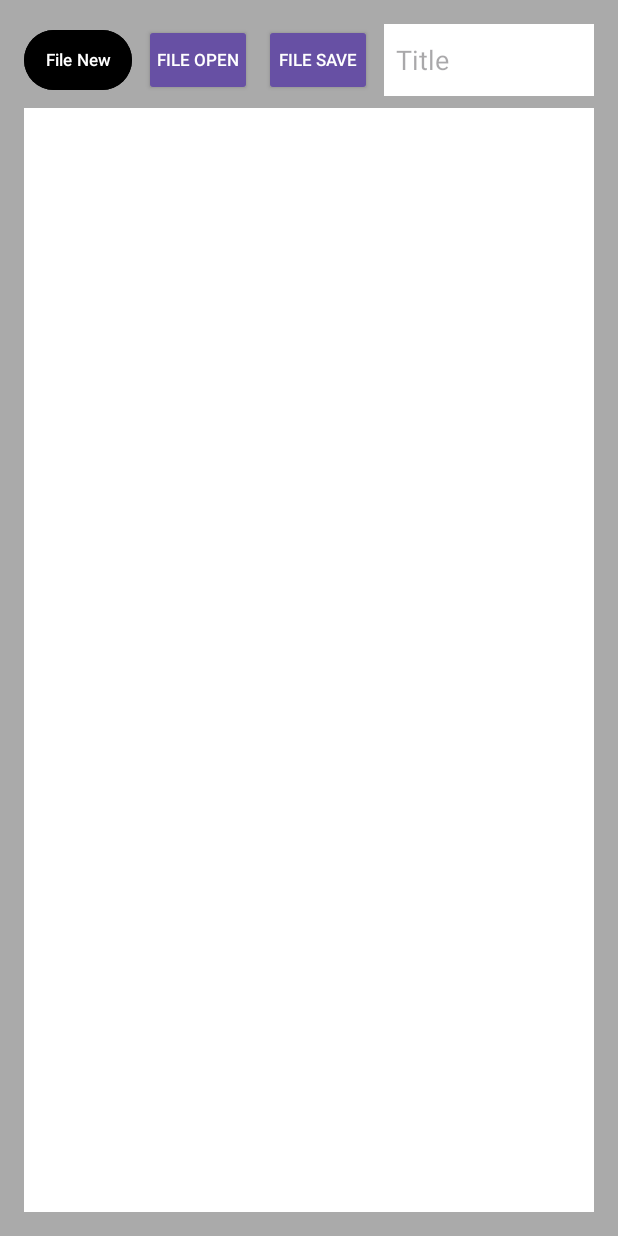
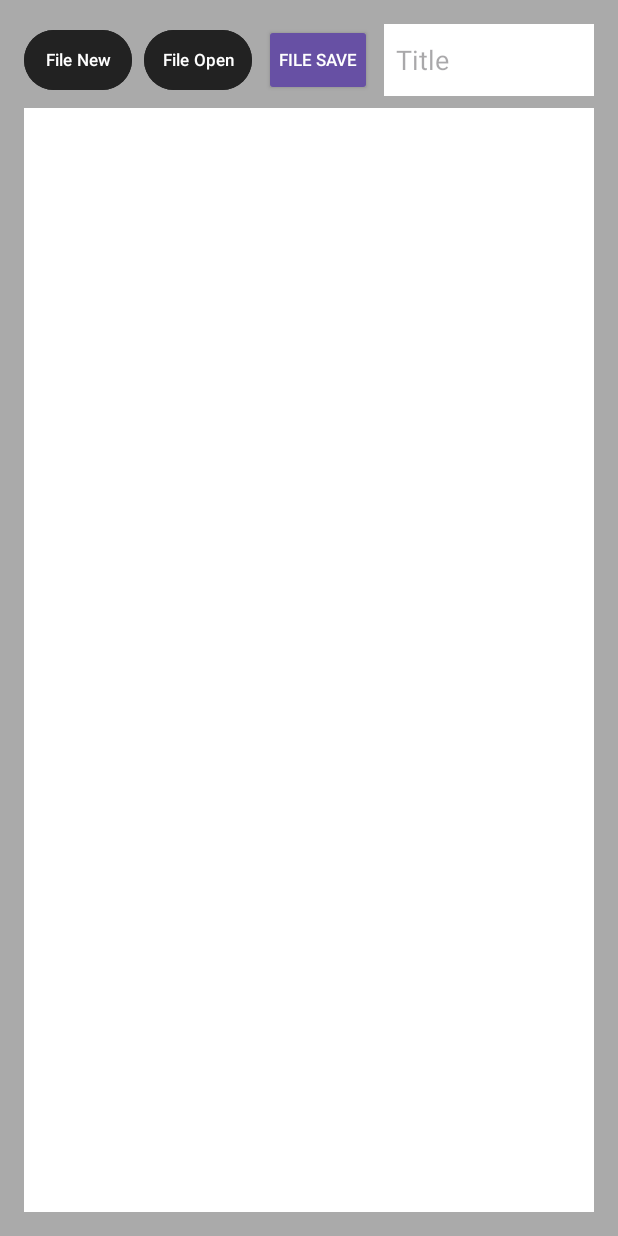
Before and after one commit to gilangnr/notepad-app, an Android app: the screen it shows after launch (MainActivity), on a phone screen of 412 x 824 dp. Run offline under Robolectric (Android 15) with nearby library versions, the phone set to English and light mode, and no system bars.

Commit message:
update layout

```diff
--- a/app/src/main/res/layout/activity_main.xml
+++ b/app/src/main/res/layout/activity_main.xml
@@ -36,16 +36,16 @@
             android:textSize="11sp"
             android:padding="0dp"
             android:layout_marginBottom="@dimen/tiny_margin"
-            android:backgroundTint="@color/black"
+            android:backgroundTint="#222222"
             android:text="@string/file_new"/>
 
         <Button
             android:id="@+id/button_open"
-            style="@style/Widget.AppCompat.Button.Colored"
             android:layout_width="72dp"
             android:layout_height="match_parent"
             android:textSize="11sp"
             android:padding="0dp"
+            android:backgroundTint="#222222"
             android:layout_marginStart="@dimen/tiny_margin"
             android:layout_marginBottom="@dimen/tiny_margin"
             android:text="@string/file_open"/>
```
